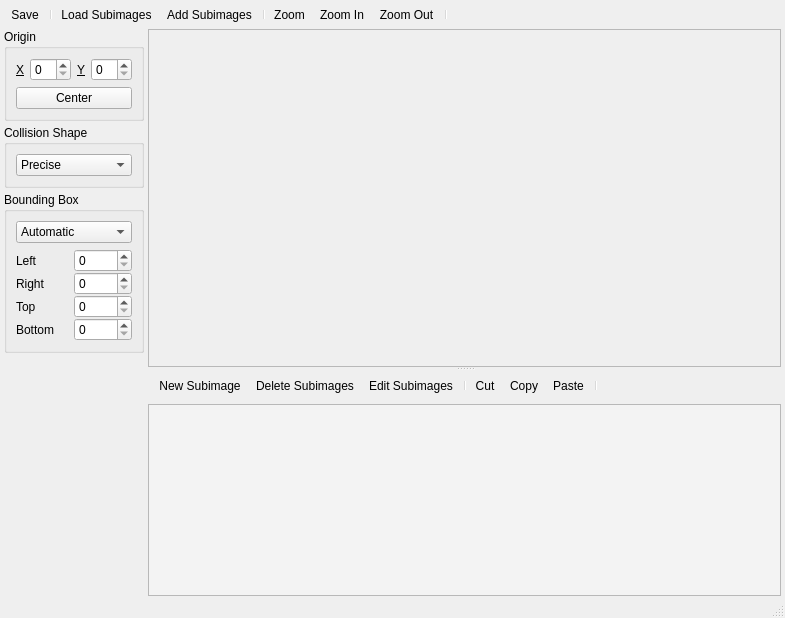
Qt form Editors/SpriteEditor.ui (enigma-dev/RadialGM) before a commit.
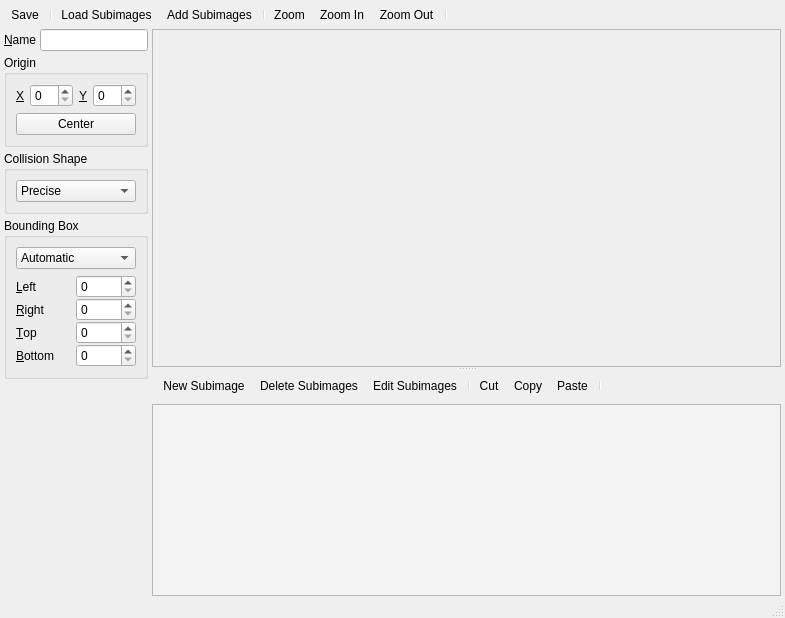
The same form after that commit. Icons and pictures are not drawn. Custom widgets are drawn as their Qt base class.

Commit message: Sprite Editor Layout Improvements (#157)

```diff
--- a/Editors/SpriteEditor.ui
+++ b/Editors/SpriteEditor.ui
@@ -17,7 +17,7 @@
    <iconset resource="../images.qrc">
     <normaloff>:/resources/sprite.png</normaloff>:/resources/sprite.png</iconset>
   </property>
-  <layout class="QVBoxLayout" name="verticalLayout_3">
+  <layout class="QVBoxLayout" name="mainLayout">
    <property name="spacing">
     <number>0</number>
    </property>
@@ -70,13 +70,16 @@
       <number>4</number>
      </property>
      <item>
-      <layout class="QVBoxLayout" name="propertiesLayout">
-       <property name="spacing">
-        <number>4</number>
-       </property>
+      <layout class="QFormLayout" name="propertiesLayout">
        <property name="sizeConstraint">
         <enum>QLayout::SetDefaultConstraint</enum>
        </property>
+       <property name="horizontalSpacing">
+        <number>4</number>
+       </property>
+       <property name="verticalSpacing">
+        <number>4</number>
+       </property>
        <property name="leftMargin">
         <number>4</number>
        </property>
@@ -86,14 +89,83 @@
        <property name="bottomMargin">
         <number>4</number>
        </property>
-       <item>
+       <item row="2" column="0" colspan="2">
+        <widget class="QGroupBox" name="collisionShapeGroupBox">
+         <property name="sizePolicy">
+          <sizepolicy hsizetype="Preferred" vsizetype="Preferred">
+           <horstretch>0</horstretch>
+           <verstretch>0</verstretch>
+          </sizepolicy>
+         </property>
+         <property name="title">
+          <string>Collision Shape</string>
+         </property>
+         <layout class="QVBoxLayout" name="collisionShapeLayout">
+          <item>
+           <widget class="QComboBox" name="collisionShapeComboBox">
+            <item>
+             <property name="text">
+              <string>Precise</string>
+             </property>
+            </item>
+            <item>
+             <property name="text">
+              <string>Rectangle</string>
+             </property>
+            </item>
+            <item>
+             <property name="text">
+              <string>Disk</string>
+             </property>
+            </item>
+            <item>
+             <property name="text">
+              <string>Diamond</string>
+             </property>
+            </item>
+            <item>
+             <property name="text">
+              <string>Polygon</string>
+             </property>
+            </item>
+           </widget>
+          </item>
+         </layout>
+        </widget>
+       </item>
+       <item row="0" column="0">
+        <widget class="QLabel" name="nameLabel">
+         <property name="text">
+          <string>&amp;Name</string>
+         </property>
+         <property name="buddy">
+          <cstring>nameEdit</cstring>
+         </property>
+        </widget>
+       </item>
+       <item row="0" column="1">
+        <widget class="QLineEdit" name="nameEdit"/>
+       </item>
+       <item row="1" column="0" colspan="2">
         <widget class="QGroupBox" name="originGroupBox">
+         <property name="sizePolicy">
+          <sizepolicy hsizetype="Preferred" vsizetype="Preferred">
+           <horstretch>0</horstretch>
+           <verstretch>0</verstretch>
+          </sizepolicy>
+         </property>
          <property name="title">
           <string>Origin</string>
          </property>
-         <layout class="QGridLayout" name="gridLayout_2">
+         <layout class="QGridLayout" name="originLayout" columnstretch="0,1,0,1">
           <item row="0" column="0">
            <widget class="QLabel" name="originXLabel">
+            <property name="sizePolicy">
+             <sizepolicy hsizetype="Preferred" vsizetype="Preferred">
+              <horstretch>0</horstretch>
+              <verstretch>0</verstretch>
+             </sizepolicy>
+            </property>
             <property name="text">
              <string>&amp;X</string>
             </property>
@@ -148,53 +220,21 @@
          </layout>
         </widget>
        </item>
-       <item>
-        <widget class="QGroupBox" name="collisionShapeGroupBox">
-         <property name="title">
-          <string>Collision Shape</string>
-         </property>
-         <layout class="QVBoxLayout" name="verticalLayout_4">
-          <item>
-           <widget class="QComboBox" name="collisionShapeComboBox">
-            <item>
-             <property name="text">
-              <string>Precise</string>
-             </property>
-            </item>
-            <item>
-             <property name="text">
-              <string>Rectangle</string>
-             </property>
-            </item>
-            <item>
-             <property name="text">
-              <string>Disk</string>
-             </property>
-            </item>
-            <item>
-             <property name="text">
-              <string>Diamond</string>
-             </property>
-            </item>
-            <item>
-             <property name="text">
-              <string>Polygon</string>
-             </property>
-            </item>
-           </widget>
-          </item>
-         </layout>
-        </widget>
-       </item>
-       <item>
+       <item row="3" column="0" colspan="2">
         <widget class="QGroupBox" name="boundingboxGroup">
+         <property name="sizePolicy">
+          <sizepolicy hsizetype="Preferred" vsizetype="Preferred">
+           <horstretch>0</horstretch>
+           <verstretch>0</verstretch>
+          </sizepolicy>
+         </property>
          <property name="title">
           <string>Bounding Box</string>
          </property>
          <property name="checkable">
           <bool>false</bool>
          </property>
-         <layout class="QVBoxLayout" name="verticalLayout">
+         <layout class="QVBoxLayout" name="bboxLayout">
           <property name="leftMargin">
            <number>9</number>
           </property>
@@ -222,64 +262,63 @@
             <property name="spacing">
              <number>0</number>
             </property>
-            <item row="3" column="1">
-             <widget class="QSpinBox" name="topSpinBox"/>
-            </item>
             <item row="4" column="0">
              <widget class="QLabel" name="bottomLabel">
               <property name="text">
-               <string>Bottom</string>
+               <string>&amp;Bottom</string>
               </property>
-             </widget>
-            </item>
-            <item row="3" column="0">
-             <widget class="QLabel" name="topLabel">
-              <property name="text">
-               <string>Top</string>
+              <property name="buddy">
+               <cstring>bottomSpinBox</cstring>
               </property>
              </widget>
             </item>
             <item row="0" column="0">
              <widget class="QLabel" name="leftLabel">
               <property name="text">
-               <string>Left</string>
+               <string>&amp;Left</string>
+              </property>
+              <property name="buddy">
+               <cstring>leftSpinBox</cstring>
+              </property>
+             </widget>
+            </item>
+            <item row="2" column="0">
+             <widget class="QLabel" name="topLabel">
+              <property name="text">
+               <string>&amp;Top</string>
+              </property>
+              <property name="buddy">
+               <cstring>topSpinBox</cstring>
               </property>
              </widget>
             </item>
             <item row="0" column="1">
              <widget class="QSpinBox" name="leftSpinBox"/>
             </item>
-            <item row="4" column="1">
-             <widget class="QSpinBox" name="bottomSpinBox"/>
-            </item>
-            <item row="2" column="0">
-             <widget class="QLabel" name="rightLabel">
-              <property name="text">
-               <string>Right</string>
-              </property>
-             </widget>
-            </item>
             <item row="2" column="1">
+             <widget class="QSpinBox" name="topSpinBox"/>
+            </item>
+            <item row="1" column="0">
+             <widget class="QLabel" name="rightLabel">
+              <property name="text">
+               <string>&amp;Right</string>
+              </property>
+              <property name="buddy">
+               <cstring>rightSpinBox</cstring>
+              </property>
+             </widget>
+            </item>
+            <item row="1" column="1">
              <widget class="QSpinBox" name="rightSpinBox"/>
             </item>
+            <item row="4" column="1">
+             <widget class="QSpinBox" name="bottomSpinBox"/>
+            </item>
            </layout>
           </item>
          </layout>
         </widget>
        </item>
-       <item>
-        <spacer name="verticalSpacer">
-         <property name="orientation">
-          <enum>Qt::Vertical</enum>
-         </property>
-         <property name="sizeHint" stdset="0">
-          <size>
-           <width>20</width>
-           <height>40</height>
-          </size>
-         </property>
-        </spacer>
-       </item>
       </layout>
      </item>
      <item>
```
The commit also changes 1 other file.
